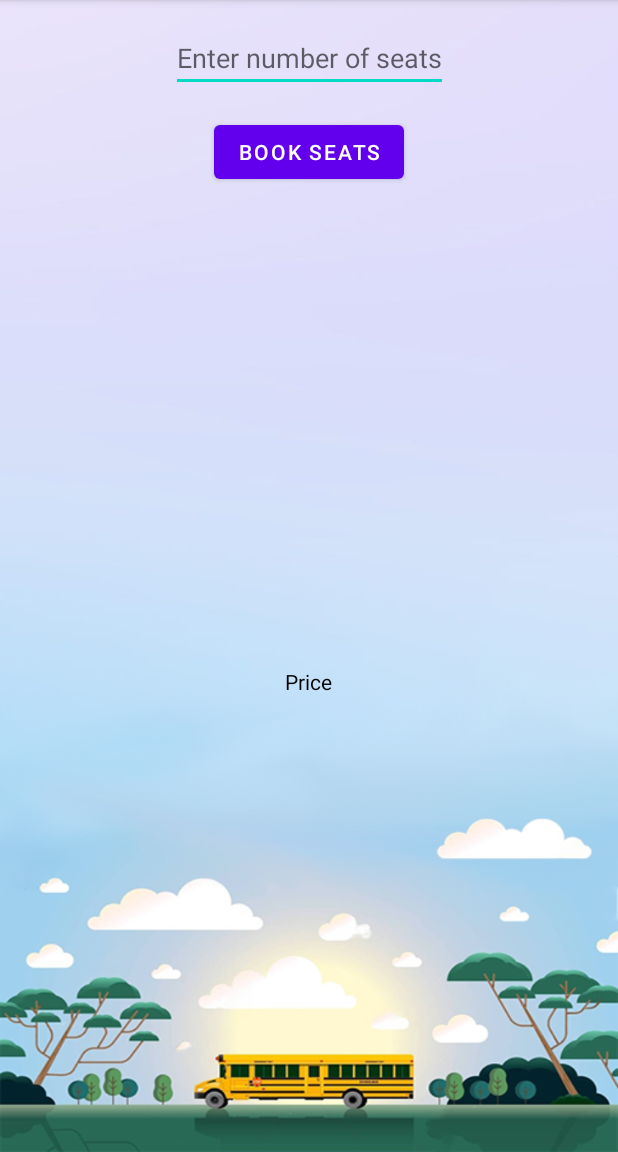
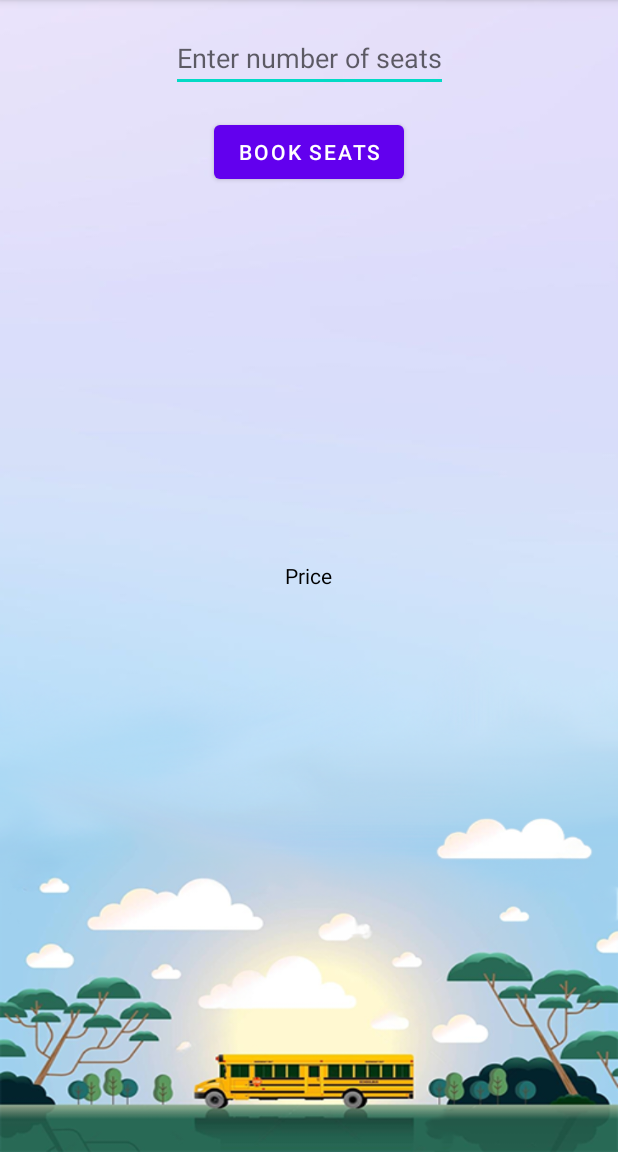
Before and after one commit to IthavinduU/BusGo-, an Android app: the BookSeatsActivity screen opened directly, with no data from a screen before it, on a phone screen of 412 x 824 dp, the part 84-1236 px from its top. Run offline under Robolectric (Android 15) with nearby library versions, the phone set to English and light mode, and no system bars.

Commit message:
minor changes

```diff
--- a/app/src/main/java/com/example/busgo/BookSeatsActivity.kt
+++ b/app/src/main/java/com/example/busgo/BookSeatsActivity.kt
@@ -83,7 +83,7 @@ class BookSeatsActivity : AppCompatActivity() {
         // Add seat price header
         val seatPriceHeader = Button(this)
         seatPriceHeader.text = "Price"
-        seatPriceHeader.setBackgroundResource(R.drawable.background1) // Set header background
+        seatPriceHeader.setBackgroundResource(R.drawable.background) // Set header background
         seatPriceHeader.setTextColor(resources.getColor(android.R.color.black, null))
         seatPriceHeader.textSize = 14f
         seatGridLayout.addView(seatPriceHeader)
--- a/app/src/main/res/layout/activity_book_seats.xml
+++ b/app/src/main/res/layout/activity_book_seats.xml
@@ -32,19 +32,18 @@
         android:id="@+id/seatGridLayout"
         android:layout_width="0dp"
         android:layout_height="0dp"
-        android:layout_marginTop="16dp"
-        app:layout_constraintTop_toBottomOf="@id/bookButton"
         app:layout_constraintBottom_toBottomOf="parent"
+        app:layout_constraintEnd_toEndOf="parent"
+        app:layout_constraintHorizontal_bias="0.0"
         app:layout_constraintStart_toStartOf="parent"
-        app:layout_constraintEnd_toEndOf="parent"
-        app:layout_constraintHorizontal_bias="0.5"
-        app:layout_constraintVertical_bias="0.5">
+        app:layout_constraintTop_toTopOf="parent"
+        app:layout_constraintVertical_bias="0.0">
 
         <TextView
             android:layout_width="wrap_content"
             android:layout_height="wrap_content"
+            android:layout_gravity="center"
             android:text="Price"
-            android:layout_gravity="center"
             android:textColor="@android:color/black"
             android:textSize="14sp" />
     </GridLayout>
--- a/app/src/main/res/layout/activity_driver.xml
+++ b/app/src/main/res/layout/activity_driver.xml
@@ -5,7 +5,7 @@
     android:layout_width="match_parent"
     android:layout_height="match_parent"
     android:padding="16dp"
-    android:background="@drawable/background">
+    android:background="@drawable/background_driver">
 
     <TextView
         android:id="@+id/driverTitle"
```
Also changed, not shown: app/src/main/res/drawable/background_driver.png (added), 1 other file.
